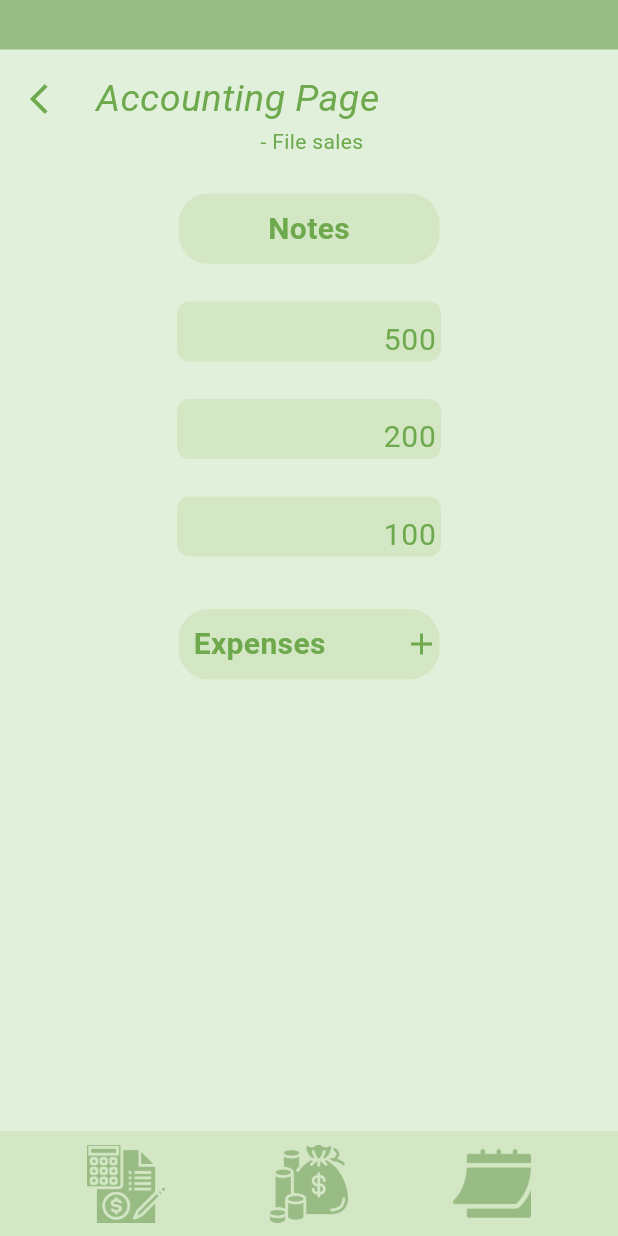
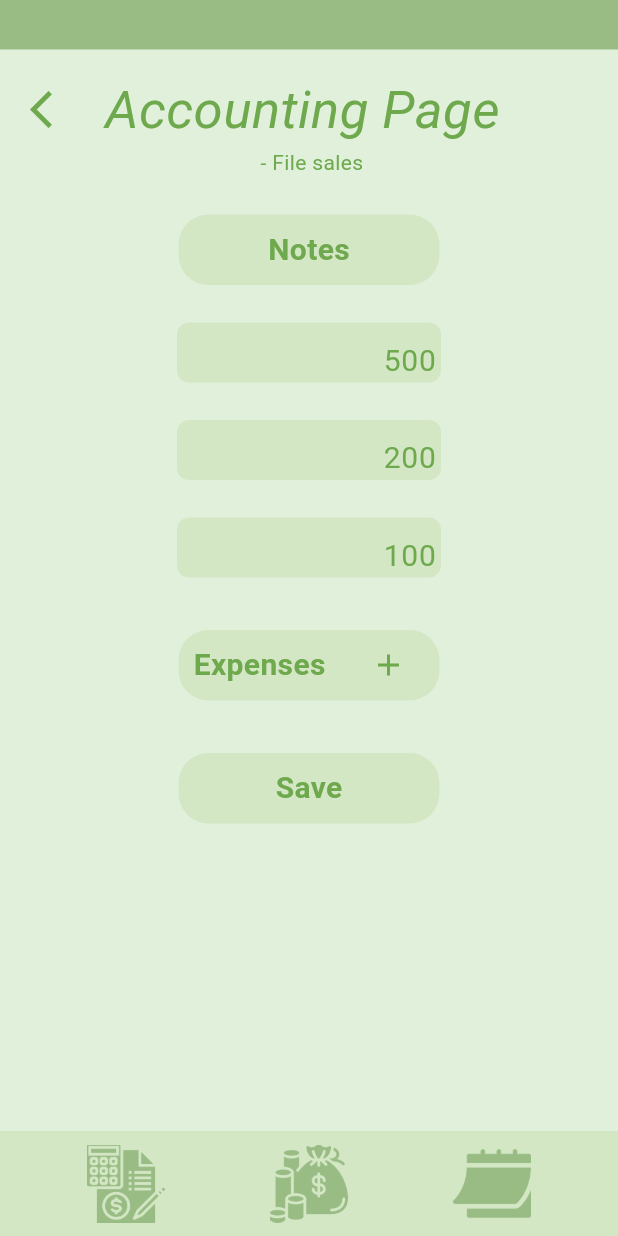
Before and after one commit to j-princi3/HisabKitab, a Flutter app: the AccountingPage widget shown alone on an empty page, opened directly, on a phone screen of 412 x 824 dp. Run offline on Flutter 3.47's test engine with Material 3 defaults, Android fonts, the light colour scheme and no system bars.

Commit message:
small changes

```diff
--- a/frontend_hisab/lib/main.dart
+++ b/frontend_hisab/lib/main.dart
@@ -38,7 +38,7 @@ class HomePage extends StatelessWidget {
               child: Text(
                 'Hisab kitab',
                 style: TextStyle(
-                  fontSize: 50,
+                  fontSize: 60,
                   fontStyle: FontStyle.italic,
                   color: Color(0xFF6FA94E),
                 ),
@@ -46,8 +46,8 @@ class HomePage extends StatelessWidget {
             ),
             const SizedBox(height: 100),
             Container(
-              width: 200,
-              height: 32,
+              width: 220,
+              height: 52,
               decoration: BoxDecoration(
                 color: const Color(0xFFBFD8AF), // Button color
                 borderRadius: BorderRadius.circular(10),
--- a/frontend_hisab/lib/pages/accounting.dart
+++ b/frontend_hisab/lib/pages/accounting.dart
@@ -15,11 +15,11 @@ class AccountingPage extends StatelessWidget {
         // Dismiss the keypad when clicked on the screen
         FocusScope.of(context).unfocus();
       },
-      child: const BaseTemplate(
+      child: BaseTemplate(
         // Use BaseTemplate instead of Scaffold
         children: [
           // Add your additional components here
-          Padding(
+          const Padding(
             padding: EdgeInsets.only(
               top: 10,
               left: 20,
@@ -27,7 +27,7 @@ class AccountingPage extends StatelessWidget {
             child: Text(
               'Accounting Page',
               style: TextStyle(
-                fontSize: 25,
+                fontSize: 35,
                 fontStyle: FontStyle.italic,
                 color: Color(0xFF6FA94E),
               ),
@@ -35,14 +35,34 @@ class AccountingPage extends StatelessWidget {
           ),
           Column(
             children: [
-              Text(
+              const Text(
                 ' - File sales',
                 style: TextStyle(color: Color(0xFF6FA94E)),
               ),
-              SizedBox(height: 25),
-              NotesCount(),
-               SizedBox(height: 25),
-              ExpenseItems(),
+              const SizedBox(height: 25),
+              const NotesCount(),
+              const SizedBox(height: 25),
+              const ExpenseItems(),
+              const SizedBox(height: 25),
+              Container(
+                width: 174,
+                height: 47,
+                decoration: BoxDecoration(
+                  color: const Color(0xFFD4E7C5),
+                  borderRadius: BorderRadius.circular(20),
+                ),
+                child: const Center(
+                  child: Text(
+                    'Save',
+                    style: TextStyle(
+                      color: Color(0xFF6FA94E),
+                      fontSize: 20,
+                      fontWeight: FontWeight.bold,
+                    ),
+                  ),
+                ),
+              ),
+              const SizedBox(height: 25),
             ],
           ),
         ],
--- a/frontend_hisab/lib/pages/base_template.dart
+++ b/frontend_hisab/lib/pages/base_template.dart
@@ -47,6 +47,7 @@ class BaseTemplate extends StatelessWidget {
                                   ), // Add space at the top
                                   child: Icon(
                                     Icons.arrow_back_ios,
+                                    size: 30,
                                     color: Color(0xFF6FA94E),
                                   ),
                                 ),
--- a/frontend_hisab/lib/pages/calendar.dart
+++ b/frontend_hisab/lib/pages/calendar.dart
@@ -18,7 +18,7 @@ class CalendarPage extends StatelessWidget {
           child: Text(
             'History',
             style: TextStyle(
-              fontSize: 25,
+              fontSize: 35,
               fontStyle: FontStyle.italic,
               color: Color(0xFF6FA94E),
             ),
--- a/frontend_hisab/lib/pages/components/expenses.dart
+++ b/frontend_hisab/lib/pages/components/expenses.dart
@@ -34,24 +34,29 @@ class _ExpenseItemsState extends State<ExpenseItems> {
           child: Row(
             mainAxisAlignment: MainAxisAlignment.spaceBetween,
             children: [
-              const Padding(
-                padding: EdgeInsets.only(left: 10.0),
-                child: Text(
-                  'Expenses',
-                  style: TextStyle(
-                    color: Color(0xFF6FA94E),
-                    fontSize: 20,
-                    fontWeight: FontWeight.bold,
-                  ),
-                ),
-              ),
               InkWell(
                 onTap: () {
                   setState(() {
                     expenseBoxes.add(ExpenseBox(onDelete: () => removeExpenseBox(expenseBoxes.last)));
                   });
                 },
-                child: const Icon(Icons.add, color: Color(0xFF6FA94E)),
+                child: const Row(
+                  children: [
+                    Padding(
+                      padding: EdgeInsets.only(left: 10),
+                      child: Text(
+                        'Expenses',
+                        style: TextStyle(
+                          color: Color(0xFF6FA94E),
+                          fontSize: 20,
+                          fontWeight: FontWeight.bold,
+                        ),
+                      ),
+                    ),
+                    SizedBox(width: 30),
+                    Icon(Icons.add, color: Color(0xFF6FA94E)),
+                    ]
+                    )
               ),
             ],
           ),
--- a/frontend_hisab/lib/pages/login.dart
+++ b/frontend_hisab/lib/pages/login.dart
@@ -41,7 +41,7 @@ class LoginPage extends StatelessWidget {
                     },
                     child: const Padding(
                       padding: EdgeInsets.only(top: 10, left: 20), // Add space at the top
-                      child: Icon(Icons.arrow_back_ios, color: Color(0xFF6FA94E)),
+                      child: Icon(Icons.arrow_back_ios,size: 30, color: Color(0xFF6FA94E)),
                     ),
                   ),
                   const Padding(
@@ -49,7 +49,7 @@ class LoginPage extends StatelessWidget {
                     child: Text(
                       'Hisab kitab',
                       style: TextStyle(
-                        fontSize: 25,
+                        fontSize: 35,
                         fontStyle: FontStyle.italic,
                         color: Color(0xFF6FA94E),
                       ),
--- a/frontend_hisab/lib/pages/money_bag.dart
+++ b/frontend_hisab/lib/pages/money_bag.dart
@@ -18,7 +18,7 @@ class MoneyBag extends StatelessWidget {
           child: Text(
             'Money bag ',
             style: TextStyle(
-              fontSize: 25,
+              fontSize: 35,
               fontStyle: FontStyle.italic,
               color: Color(0xFF6FA94E),
             ),
```
